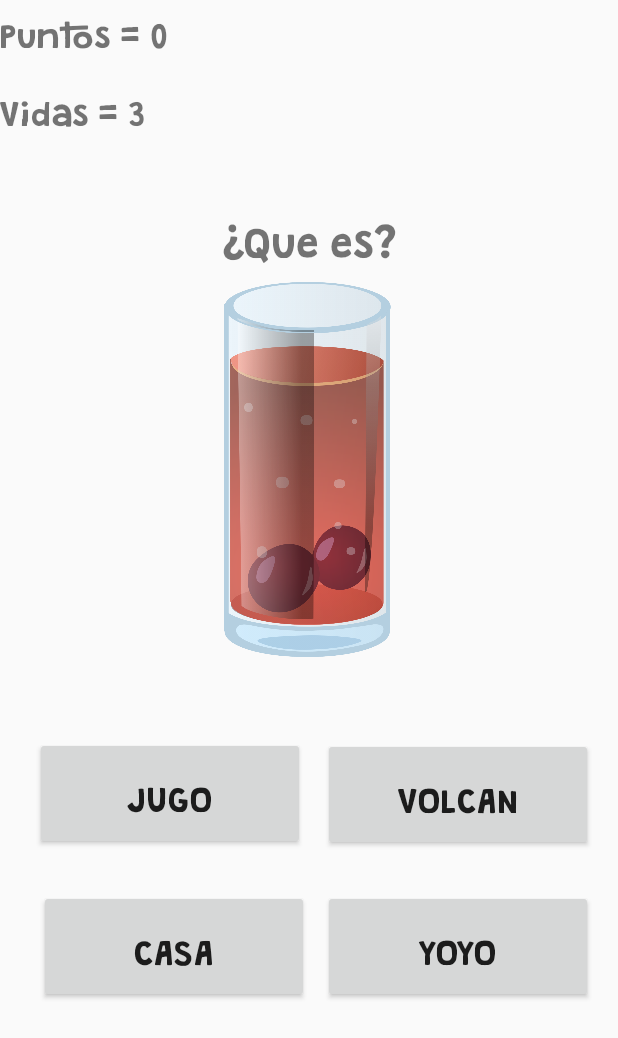
After one commit to SantiagoCernadas/infantipedia, an Android app: the PalabraPlayActivity screen opened directly, with no data from a screen before it, on a phone screen of 412 x 824 dp. The commit adds this screen. Shown: the top 1038 px of the screen. Run offline under Robolectric (Android 15) with nearby library versions, the phone set to English and light mode, and no system bars.

Commit message:
Version 0.27: Armando la activity = PalabraPlayActivity que sera un juego en el cual habra una imagen y cuatro palabras, el jugador tendra puntos por cada vez que acierte una palabra y perdera 1 vida cada vez que eliga incorrectamente. todavia se encuentra en desarrollo.

```diff
--- a/app/src/main/AndroidManifest.xml
+++ b/app/src/main/AndroidManifest.xml
@@ -9,7 +9,9 @@
         android:roundIcon="@mipmap/ic_launcher_round"
         android:supportsRtl="true"
         android:theme="@style/Theme.AppCompat.Light.NoActionBar">
-        <activity android:name=".AnimalesActivity"></activity>
+        <activity android:name=".PalabraPlayActivity"></activity>
+        <activity android:name=".DibujarActivity" />
+        <activity android:name=".AnimalesActivity" />
         <activity android:name=".CalculadoraActivity" />
         <activity
             android:name=".PrimerActivity"
--- a/app/src/main/java/com/example/proyectodante/AbecedarioActivity.java
+++ b/app/src/main/java/com/example/proyectodante/AbecedarioActivity.java
@@ -6,6 +6,8 @@ import android.content.Intent;
 import android.os.Bundle;
 import android.view.View;
 import android.widget.Toast;
+
+import com.example.proyectodante.Manager.PalabraPlayManager;
 
 public class AbecedarioActivity extends AppCompatActivity {
 
@@ -131,4 +133,9 @@ public class AbecedarioActivity extends AppCompatActivity {
         i.putExtra("letra",letra);
         startActivity(i);
     }
+
+    public void jugarPalabra(View view){
+        Intent i = new Intent(this, PalabraPlayActivity.class);
+        startActivity(i);
+    }
 }
--- /dev/null
+++ b/app/src/main/java/com/example/proyectodante/DibujarActivity.java
@@ -0,0 +1,62 @@
+package com.example.proyectodante;
+
+import androidx.appcompat.app.AppCompatActivity;
+
+import android.content.Context;
+import android.graphics.Canvas;
+import android.graphics.Color;
+import android.graphics.Paint;
+import android.graphics.Path;
+import android.os.Bundle;
+import android.view.MotionEvent;
+import android.view.View;
+
+public class DibujarActivity extends AppCompatActivity {
+
+
+    @Override
+    protected void onCreate(Bundle savedInstanceState) {
+        super.onCreate(savedInstanceState);
+        Dibujar dibujar = new Dibujar(this);
+        setContentView(dibujar);
+
+    }
+
+    class Dibujar extends View {
+        float x,y;
+        int opc;
+        Paint paint = new Paint();
+        Path path = new Path();
+        public Dibujar(Context context){
+            super(context);
+
+            paint.setStyle(Paint.Style.STROKE);
+            paint.setStrokeWidth(10);
+            paint.setColor(Color.BLACK);
+        }
+
+        protected void onDraw(Canvas canvas){
+            if(opc == 1){
+                path.moveTo(x,y);
+            }
+            if(opc == 2){
+                path.lineTo(x,y);
+            }
+            canvas.drawPath(path,paint);
+        }
+
+        public boolean onTouchEvent(MotionEvent event){
+            int action = event.getAction();
+            x =  event.getX();
+            y = event.getY();
+            if(action == MotionEvent.ACTION_DOWN){
+                opc = 1;
+            }
+            if(action == MotionEvent.ACTION_MOVE){
+                opc = 2;
+            }
+            invalidate();
+            return true;
+        }
+    }
+}
--- a/app/src/main/java/com/example/proyectodante/MainActivity.java
+++ b/app/src/main/java/com/example/proyectodante/MainActivity.java
@@ -39,7 +39,8 @@ public class MainActivity extends AppCompatActivity {
     }
 
     public void activity_dibujo(View view) {
-        getMensajeProximamente();
+        Intent i = new Intent(this,DibujarActivity.class);
+        startActivity(i);
     }
 
     public void getMensajeProximamente() {
--- /dev/null
+++ b/app/src/main/java/com/example/proyectodante/Manager/PalabraPlayManager.java
@@ -0,0 +1,189 @@
+package com.example.proyectodante.Manager;
+
+
+import com.example.proyectodante.R;
+
+public class PalabraPlayManager {
+    private int i = 0;
+
+    public void setImagenes(int []idImagenes){
+        i = 0;
+        idImagenes[i] = setIdImagen(R.drawable.aejarbol);
+        idImagenes[i] = setIdImagen(R.drawable.aejabeja);
+        idImagenes[i] = setIdImagen(R.drawable.aejagua);
+        idImagenes[i] = setIdImagen(R.drawable.bejbarco);
+        idImagenes[i] = setIdImagen(R.drawable.bejballena);
+        idImagenes[i] = setIdImagen(R.drawable.bejbicicleta);
+        idImagenes[i] = setIdImagen(R.drawable.cejcasa);
+        idImagenes[i] = setIdImagen(R.drawable.cejcaramelo);
+        idImagenes[i] = setIdImagen(R.drawable.cejcastillo);
+        idImagenes[i] = setIdImagen(R.drawable.dejdado);
+        idImagenes[i] = setIdImagen(R.drawable.dejdelfin);
+        idImagenes[i] = setIdImagen(R.drawable.dejdinosaurio);
+        idImagenes[i] = setIdImagen(R.drawable.eejelefante);
+        idImagenes[i] = setIdImagen(R.drawable.eejestrella);
+        idImagenes[i] = setIdImagen(R.drawable.eejescalera);
+        idImagenes[i] = setIdImagen(R.drawable.fejfantasma);
+        idImagenes[i] = setIdImagen(R.drawable.fejflor);
+        idImagenes[i] = setIdImagen(R.drawable.fejfruta);
+        idImagenes[i] = setIdImagen(R.drawable.gejgato);
+        idImagenes[i] = setIdImagen(R.drawable.gejgallina);
+        idImagenes[i] = setIdImagen(R.drawable.gejglobo);
+        idImagenes[i] = setIdImagen(R.drawable.hejhamburguesa);
+        idImagenes[i] = setIdImagen(R.drawable.hejhelado);
+        idImagenes[i] = setIdImagen(R.drawable.hejhelicoptero);
+        idImagenes[i] = setIdImagen(R.drawable.iejindio);
+        idImagenes[i] = setIdImagen(R.drawable.iejisla);
+        idImagenes[i] = setIdImagen(R.drawable.iejiglu);
+        idImagenes[i] = setIdImagen(R.drawable.jejjirafa);
+        idImagenes[i] = setIdImagen(R.drawable.jejjugo);
+        idImagenes[i] = setIdImagen(R.drawable.jejjuguete);
+        idImagenes[i] = setIdImagen(R.drawable.kejkiwi);
+        idImagenes[i] = setIdImagen(R.drawable.kejkoala);
+        idImagenes[i] = setIdImagen(R.drawable.kejketchup);
+        idImagenes[i] = setIdImagen(R.drawable.lejleche);
+        idImagenes[i] = setIdImagen(R.drawable.lejleon);
+        idImagenes[i] = setIdImagen(R.drawable.lejlibro);
+        idImagenes[i] = setIdImagen(R.drawable.mejmanzana);
+        idImagenes[i] = setIdImagen(R.drawable.mejmapa);
+        idImagenes[i] = setIdImagen(R.drawable.mejmesa);
+        idImagenes[i] = setIdImagen(R.drawable.nejnaranja);
+        idImagenes[i] = setIdImagen(R.drawable.nejninioyninia);
+        idImagenes[i] = setIdImagen(R.drawable.nejnieve);
+        idImagenes[i] = setIdImagen(R.drawable.enejnandu);
+        idImagenes[i] = setIdImagen(R.drawable.eneejnoquis);
+        idImagenes[i] = setIdImagen(R.drawable.eneejarana);
+        idImagenes[i] = setIdImagen(R.drawable.oejoso);
+        idImagenes[i] = setIdImagen(R.drawable.oejoreja);
+        idImagenes[i] = setIdImagen(R.drawable.oejoveja);
+        idImagenes[i] = setIdImagen(R.drawable.pejpera);
+        idImagenes[i] = setIdImagen(R.drawable.pejpez);
+        idImagenes[i] = setIdImagen(R.drawable.pejpelota);
+        idImagenes[i] = setIdImagen(R.drawable.qejqueso);
+        idImagenes[i] = setIdImagen(R.drawable.qejquimica);
+        idImagenes[i] = setIdImagen(R.drawable.qejquesadilla);
+        idImagenes[i] = setIdImagen(R.drawable.rejrana);
+        idImagenes[i] = setIdImagen(R.drawable.rejrio);
+        idImagenes[i] = setIdImagen(R.drawable.rejrueda);
+        idImagenes[i] = setIdImagen(R.drawable.sejsandia);
+        idImagenes[i] = setIdImagen(R.drawable.sejserpiente);
+        idImagenes[i] = setIdImagen(R.drawable.sejsol);
+        idImagenes[i] = setIdImagen(R.drawable.tejtaza);
+        idImagenes[i] = setIdImagen(R.drawable.tejtigre);
+        idImagenes[i] = setIdImagen(R.drawable.tejtitere);
+        idImagenes[i] = setIdImagen(R.drawable.uejuna);
+        idImagenes[i] = setIdImagen(R.drawable.uejuva);
+        idImagenes[i] = setIdImagen(R.drawable.uejunicornio);
+        idImagenes[i] = setIdImagen(R.drawable.vejvaca);
+        idImagenes[i] = setIdImagen(R.drawable.vejvela);
+        idImagenes[i] = setIdImagen(R.drawable.vejvolcan);
+        idImagenes[i] = setIdImagen(R.drawable.wejwaterpolo);
+        idImagenes[i] = setIdImagen(R.drawable.wejwaffle);
+        idImagenes[i] = setIdImagen(R.drawable.wejwifi);
+        idImagenes[i] = setIdImagen(R.drawable.xejxilofono);
+        idImagenes[i] = setIdImagen(R.drawable.xejtaxi);
+        idImagenes[i] = setIdImagen(R.drawable.xejextraterrestre);
+        idImagenes[i] = setIdImagen(R.drawable.yejyoyo);
+        idImagenes[i] = setIdImagen(R.drawable.yejyogurt);
+        idImagenes[i] = setIdImagen(R.drawable.yejyoga);
+        idImagenes[i] = setIdImagen(R.drawable.zejzapato);
+        idImagenes[i] = setIdImagen(R.drawable.zejzanahoria);
+        idImagenes[i] = setIdImagen(R.drawable.zejzorro);
+    }
+    public void setPalabras(String []palabras){
+        i = 0;
+        palabras[i] = setPalabra("Arbol");
+        palabras[i] = setPalabra("Abeja");
+        palabras[i] = setPalabra("Agua");
+        palabras[i] = setPalabra("Barco");
+        palabras[i] = setPalabra("Ballena");
+        palabras[i] = setPalabra("Bicicleta");
+        palabras[i] = setPalabra("Casa");
+        palabras[i] = setPalabra("Caramelo");
+        palabras[i] = setPalabra("Castillo");
+        palabras[i] = setPalabra("Dado");
+        palabras[i] = setPalabra("Delfin");
+        palabras[i] = setPalabra("Dinosaurio");
+        palabras[i] = setPalabra("Elefante");
+        palabras[i] = setPalabra("Estrella");
+        palabras[i] = setPalabra("Escalera");
+        palabras[i] = setPalabra("Fantasma");
+        palabras[i] = setPalabra("Flor");
+        palabras[i] = setPalabra("Fruta");
+        palabras[i] = setPalabra("Gato");
+        palabras[i] = setPalabra("Gallina");
+        palabras[i] = setPalabra("Globo");
+        palabras[i] = setPalabra("Hamburguesa");
+        palabras[i] = setPalabra("Helado");
+        palabras[i] = setPalabra("Helicóptero");
+        palabras[i] = setPalabra("Indio");
+        palabras[i] = setPalabra("Isla");
+        palabras[i] = setPalabra("Iglu");
+        palabras[i] = setPalabra("Jirafa");
+        palabras[i] = setPalabra("Jugo");
+        palabras[i] = setPalabra("Juguete");
+        palabras[i] = setPalabra("Kiwi");
+        palabras[i] = setPalabra("Koala");
+        palabras[i] = setPalabra("Ketchup");
+        palabras[i] = setPalabra("Leche");
+        palabras[i] = setPalabra("Leon");
+        palabras[i] = setPalabra("Libro");
+        palabras[i] = setPalabra("Manzana");
+        palabras[i] = setPalabra("Mapa");
+        palabras[i] = setPalabra("Mesa");
+        palabras[i] = setPalabra("Naranja");
+        palabras[i] = setPalabra("Niño y Niña");
+        palabras[i] = setPalabra("Nieve");
+        palabras[i] = setPalabra("Ñandu");
+        palabras[i] = setPalabra("Ñoquis");
+        palabras[i] = setPalabra("Araña");
+        palabras[i] = setPalabra("Oso");
+        palabras[i] = setPalabra("Oreja");
+        palabras[i] = setPalabra("Oveja");
+        palabras[i] = setPalabra("Pera");
+        palabras[i] = setPalabra("Pez");
+        palabras[i] = setPalabra("Pelota");
+        palabras[i] = setPalabra("Queso");
+        palabras[i] = setPalabra("Quimica");
+        palabras[i] = setPalabra("Quesadilla");
+        palabras[i] = setPalabra("Rana");
+        palabras[i] = setPalabra("Rio");
+        palabras[i] = setPalabra("Rueda");
+        palabras[i] = setPalabra("Sandia");
+        palabras[i] = setPalabra("Serpiente");
+        palabras[i] = setPalabra("Sol");
+        palabras[i] = setPalabra("Taza");
+        palabras[i] = setPalabra("Tigre");
+        palabras[i] = setPalabra("Titere");
+        palabras[i] = setPalabra("Uña");
+        palabras[i] = setPalabra("Uva");
+        palabras[i] = setPalabra("Unicornio");
+        palabras[i] = setPalabra("Vaca");
+        palabras[i] = setPalabra("Vela");
+        palabras[i] = setPalabra("Volcan");
+        palabras[i] = setPalabra("Waterpolo");
+        palabras[i] = setPalabra("Waffle");
+        palabras[i] = setPalabra("Wi-Fi");
+        palabras[i] = setPalabra("Xilofono");
+        palabras[i] = setPalabra("Taxi");
+        palabras[i] = setPalabra("Extraterrestre");
+        palabras[i] = setPalabra("Yoyo");
+        palabras[i] = setPalabra("Yogurt");
+        palabras[i] = setPalabra("Yoga");
+        palabras[i] = setPalabra("Zapato");
+        palabras[i] = setPalabra("Zanahoria");
+        palabras[i] = setPalabra("Zorro");
+    }
+
+    public int setIdImagen(int idImagen){
+        i++;
+        return idImagen;
+    }
+
+    public String setPalabra(String palabra){
+        i++;
+        return palabra;
+    }
+
+
+}
--- /dev/null
+++ b/app/src/main/java/com/example/proyectodante/PalabraPlayActivity.java
@@ -0,0 +1,109 @@
+package com.example.proyectodante;
+
+import androidx.appcompat.app.AppCompatActivity;
+
+import android.os.Bundle;
+import android.view.View;
+import android.widget.Button;
+import android.widget.ImageView;
+import android.widget.Toast;
+
+import com.example.proyectodante.Manager.PalabraPlayManager;
+
+public class PalabraPlayActivity extends AppCompatActivity {
+    private final int NUM_PALABRAS = 81;
+
+    private Button[] opciones;
+    private ImageView imagen;
+    private String palabraCorrecta;
+
+    private String[] palabras;
+    private int[] idImagen;
+    @Override
+    protected void onCreate(Bundle savedInstanceState) {
+        super.onCreate(savedInstanceState);
+        setContentView(R.layout.activity_palabra_play);
+        PalabraPlayManager manager = new PalabraPlayManager();
+
+        opciones = new Button[4];
+        palabras = new String[NUM_PALABRAS];
+        idImagen = new int[NUM_PALABRAS];
+        conectarID();
+        manager.setImagenes(idImagen);
+        manager.setPalabras(palabras);
+        generarProblema();
+    }
+
+    public void opcionPresionada(View view){
+        int id = view.getId();
+
+        switch (id){
+            case R.id.button:
+                break;
+            default:
+                Toast.makeText(this,"ERROR",Toast.LENGTH_SHORT).show();
+        }
+    }
+
+    public void generarProblema(){
+        int numcorrecto = (int)(Math.random()*NUM_PALABRAS+0);
+        palabraCorrecta = palabras[numcorrecto];
+        imagen.setImageResource(idImagen[numcorrecto]);
+
+        int opcCorrecta = (int)(Math.random()*4+0);
+        opciones[opcCorrecta].setText(palabraCorrecta);
+
+        for(int i = 0;i < opciones.length;i++){
+            if(i != opcCorrecta){
+                do{
+                    opciones[i].setText(palabras[(int)(Math.random()*NUM_PALABRAS+0)]);
+                }while (esRepetido(i));
+
+            }
+        }
+    }
+
+    public boolean esRepetido(int verificar) {
+        boolean repetido = false;
+
+        if(verificar == 0){
+            repetido = verificacion(0,1,2,3);
+        }
+        else if(verificar == 1){
+            repetido = verificacion(1,0,2,3);
+        }
+        else if (verificar == 2){
+            repetido = verificacion(2,0,1,3);
+        }
+        else {
+            repetido = verificacion(3,0,1,2);
+        }
+
+
+        return repetido;
+    }
+
+    public boolean verificacion(int pVerificar ,int p1,int p2,int p3){
+        if(opciones[pVerificar].getText().toString().equals(opciones[p1].getText().toString())){
+            return true;
+        }
+        else if(opciones[pVerificar].getText().toString().equals(opciones[p2].getText().toString())){
+            return true;
+        }
+        else if(opciones[pVerificar].getText().toString().equals(opciones[p3].getText().toString())){
+            return true;
+        }
+        return false;
+    }
+
+
+
+    public void conectarID(){
+        opciones[0] = findViewById(R.id.button_opc1);
+        opciones[1] = findViewById(R.id.button_opc2);
+        opciones[2] = findViewById(R.id.button_opc3);
+        opciones[3] = findViewById(R.id.button_opc4);
+        imagen = findViewById(R.id.txt_palabraplay_imagen);
+    }
+
+}
--- a/app/src/main/res/layout/activity_abecedario.xml
+++ b/app/src/main/res/layout/activity_abecedario.xml
@@ -7,9 +7,22 @@
     android:background="@drawable/background"
     tools:context=".AbecedarioActivity">
 
+    <Button
+        android:id="@+id/button9"
+        android:layout_width="163dp"
+        android:layout_height="wrap_content"
+        android:layout_alignParentStart="true"
+        android:layout_alignParentLeft="true"
+        android:layout_alignParentTop="true"
+        android:layout_marginStart="125dp"
+        android:layout_marginLeft="125dp"
+        android:layout_marginTop="668dp"
+        android:onClick="jugarPalabra"
+        android:text="Button" />
+
     <TableLayout
-        android:layout_width="399dp"
-        android:layout_height="563dp"
+        android:layout_width="394dp"
+        android:layout_height="wrap_content"
         android:layout_marginStart="4dp"
         android:layout_marginLeft="4dp"
         android:layout_marginTop="200dp"
--- /dev/null
+++ b/app/src/main/res/layout/activity_dibujar.xml
@@ -0,0 +1,7 @@
+<?xml version="1.0" encoding="utf-8"?>
+<RelativeLayout xmlns:android="http://schemas.android.com/apk/res/android"
+    xmlns:app="http://schemas.android.com/apk/res-auto"
+    xmlns:tools="http://schemas.android.com/tools"
+    android:layout_width="match_parent"
+    android:layout_height="match_parent"
+    tools:context=".DibujarActivity"/>
--- /dev/null
+++ b/app/src/main/res/layout/activity_palabra_play.xml
@@ -0,0 +1,109 @@
+<?xml version="1.0" encoding="utf-8"?>
+<RelativeLayout xmlns:android="http://schemas.android.com/apk/res/android"
+    xmlns:app="http://schemas.android.com/apk/res-auto"
+    xmlns:tools="http://schemas.android.com/tools"
+    android:layout_width="match_parent"
+    android:layout_height="match_parent"
+    tools:context=".PalabraPlayActivity">
+
+    <TextView
+        android:id="@+id/textView22"
+        android:layout_width="match_parent"
+        android:layout_height="wrap_content"
+        android:layout_alignParentTop="true"
+        android:layout_marginTop="131dp"
+        android:fontFamily="@font/grandstanderclean"
+        android:gravity="center_horizontal"
+        android:text="¿Que es?"
+        android:textSize="25sp"
+        tools:layout_editor_absoluteX="129dp"
+        tools:layout_editor_absoluteY="60dp" />
+
+    <ImageView
+        android:id="@+id/txt_palabraplay_imagen"
+        android:layout_width="match_parent"
+        android:layout_height="250sp"
+        android:layout_alignParentStart="true"
+        android:layout_alignParentLeft="true"
+        android:layout_alignParentTop="true"
+        android:layout_marginStart="-2dp"
+        android:layout_marginLeft="-2dp"
+        android:layout_marginTop="188dp"
+        tools:srcCompat="@tools:sample/avatars" />
+
+    <Button
+        android:id="@+id/button_opc1"
+        android:layout_width="180sp"
+        android:layout_height="75sp"
+        android:layout_alignParentStart="true"
+        android:layout_alignParentLeft="true"
+        android:layout_alignParentTop="true"
+        android:layout_marginStart="23dp"
+        android:layout_marginLeft="23dp"
+        android:layout_marginTop="491dp"
+        android:fontFamily="@font/grandstanderclean"
+        android:text="gato"
+        android:textSize="20sp" />
+
+    <Button
+        android:id="@+id/button_opc2"
+        android:layout_width="180sp"
+        android:layout_height="75sp"
+        android:layout_alignParentStart="true"
+        android:layout_alignParentLeft="true"
+        android:layout_alignParentTop="true"
+        android:layout_marginStart="215dp"
+        android:layout_marginLeft="215dp"
+        android:layout_marginTop="492dp"
+        android:fontFamily="@font/grandstanderclean"
+        android:text="koala"
+        android:textSize="20sp" />
+
+    <Button
+        android:id="@+id/button_opc3"
+        android:layout_width="180sp"
+        android:layout_height="75sp"
+        android:layout_alignParentStart="true"
+        android:layout_alignParentLeft="true"
+        android:layout_alignParentTop="true"
+        android:layout_marginStart="26dp"
+        android:layout_marginLeft="26dp"
+        android:layout_marginTop="593dp"
+        android:fontFamily="@font/grandstanderclean"
+        android:text="kiwi"
+        android:textSize="20sp" />
+
+    <Button
+        android:id="@+id/button_opc4"
+        android:layout_width="180sp"
+        android:layout_height="75sp"
+        android:layout_alignParentStart="true"
+        android:layout_alignParentLeft="true"
+        android:layout_alignParentTop="true"
+        android:layout_marginStart="215dp"
+        android:layout_marginLeft="215dp"
+        android:layout_marginTop="593dp"
+        android:fontFamily="@font/grandstanderclean"
+        android:text="Castillo"
+        android:textSize="20sp" />
+
+    <TextView
+        android:id="@+id/textView23"
+        android:layout_width="wrap_content"
+        android:layout_height="wrap_content"
+        android:layout_alignParentTop="true"
+        android:layout_marginTop="0dp"
+        android:fontFamily="@font/grandstanderclean"
+        android:text="Puntos = 0"
+        android:textSize="20sp" />
+
+    <TextView
+        android:id="@+id/textView24"
+        android:layout_width="wrap_content"
+        android:layout_height="wrap_content"
+        android:layout_alignParentTop="true"
+        android:layout_marginTop="52dp"
+        android:fontFamily="@font/grandstanderclean"
+        android:text="Vidas = 3"
+        android:textSize="20sp" />
+</RelativeLayout>
--- a/app/src/main/res/values/strings.xml
+++ b/app/src/main/res/values/strings.xml
@@ -7,7 +7,7 @@
     <string name="button_play">InfantiPlay</string>
 
     <string name="txt_Bienvenida">Bienvenido!</string>
-    <string name="txt_version">Version 0.21</string>
+    <string name="txt_version">Version 0.27</string>
 
 
     <string name="app_name">proyecto dante</string>
```
